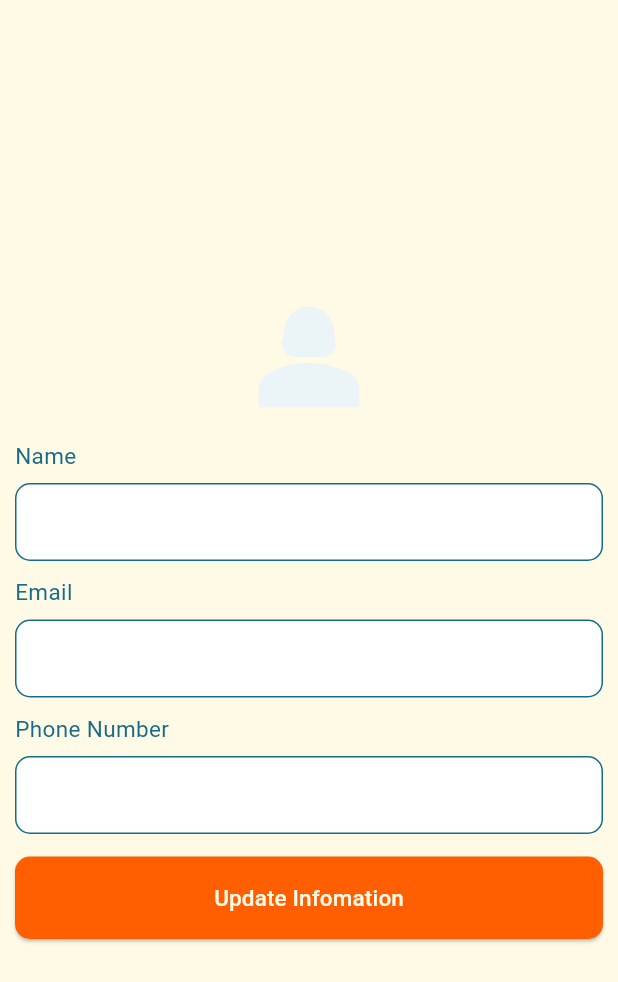
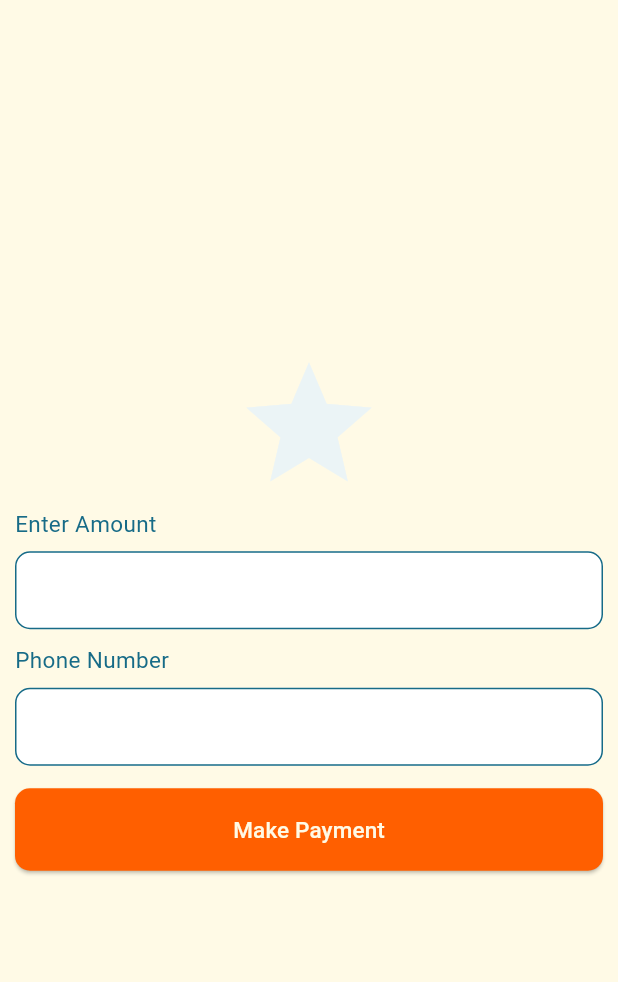
Before and after one commit to gmulonga/quicloan, a Flutter app: the Dashboard screen opened directly, after a tap on "Make Payment", on a phone screen of 412 x 824 dp. Shown: the top 982 px of the screen. Run offline on Flutter 3.47's test engine with Material 3 defaults, Android fonts, the phone set to English and light mode, and no system bars; our stand-ins replace dashed_circular_progress_bar.

Commit message:
build: adding the payment screen

```diff
--- a/lib/Screens/Dashboard.dart
+++ b/lib/Screens/Dashboard.dart
@@ -5,6 +5,7 @@ import 'package:quicloan/Screens/Userscreen.dart';
 import 'package:quicloan/Components/CustomButton.dart';
 import 'package:quicloan/Components/ProgressBars.dart';
 import 'package:quicloan/Screens/LoanAppliaction.dart';
+import 'package:quicloan/Screens/Payment.dart';
 
 class Dashboard extends StatefulWidget {
   @override
@@ -147,7 +148,7 @@ class _DashboardState extends State<Dashboard> {
                 ),
                 ReusableCard(
                   label: 'Apply For a Loan',
-                  icon: Icons.file_open,
+                  icon: Icons.file_copy,
                   onButtonPressed: () {
                     return LoanApplication();
                   },
@@ -156,7 +157,7 @@ class _DashboardState extends State<Dashboard> {
                   label: 'Make Payment',
                   icon: Icons.star,
                   onButtonPressed: () {
-                    return Userspage();
+                    return PaymentScreen();
                   },
                 ),
                 ReusableCard(
--- a/lib/Screens/LoanAppliaction.dart
+++ b/lib/Screens/LoanAppliaction.dart
@@ -25,6 +25,11 @@ class _LoanApplicationState extends State<LoanApplication> {
               Column(
                 crossAxisAlignment: CrossAxisAlignment.stretch,
                 children: [
+                  Icon(
+                    Icons.file_copy,
+                    color: kSilver,
+                    size: 100,
+                  ),
                   InputField(
                     label: 'Enter Amount',
                     integerOnly:
--- /dev/null
+++ b/lib/Screens/Payment.dart
@@ -0,0 +1,81 @@
+import 'package:flutter/material.dart';
+import 'package:quicloan/Contstants.dart';
+import 'package:quicloan/Components/CustomButton.dart';
+import 'package:quicloan/Components/InputField.dart';
+import 'package:quicloan/Components/MessageHandler.dart';
+
+class PaymentScreen extends StatefulWidget {
+  @override
+  State<PaymentScreen> createState() => _PaymentScreenState();
+}
+
+class _PaymentScreenState extends State<PaymentScreen> {
+  int phone_number = 0;
+  int amount = 0;
+
+  @override
+  Widget build(BuildContext context) {
+    return Scaffold(
+      backgroundColor: kCream,
+      body: Center(
+        child: ListView(
+          shrinkWrap: true,
+          children: [
+            Column(
+              crossAxisAlignment: CrossAxisAlignment.stretch,
+              children: [
+                Icon(
+                  Icons.star,
+                  size: 100,
+                  color: kSilver,
+                ),
+                InputField(
+                  label: 'Enter Amount',
+                  integerOnly: true,
+                  onChanged: (value) {
+                    setState(() {
+                      try {
+                        amount = int.parse(value);
+                      } catch (e) {
+                        amount = 0;
+                        print('Invalid input: $e');
+                      }
+                    });
+                  },
+                ),
+                InputField(
+                  label: 'Phone Number',
+                  integerOnly: true,
+                  onChanged: (value) {
+                    setState(() {
+                      try {
+                        phone_number = int.parse(value);
+                      } catch (e) {
+                        amount = 0;
+                        print('Invalid input: $e');
+                      }
+                    });
+                  },
+                ),
+                Padding(
+                  padding: EdgeInsets.symmetric(horizontal: 10, vertical: 10),
+                  child: CustomButton(
+                    txtColor: kCream,
+                    bgColor: kOrange,
+                    callBackFunction: () {
+                      setState(() {
+                        MessageHandler.showMessage(context,
+                            'A prompt up will be sent to 0734567890', kOrange);
+                      });
+                    },
+                    label: 'Make Payment',
+                  ),
+                ),
+              ],
+            )
+          ],
+        ),
+      ),
+    );
+  }
+}
```
